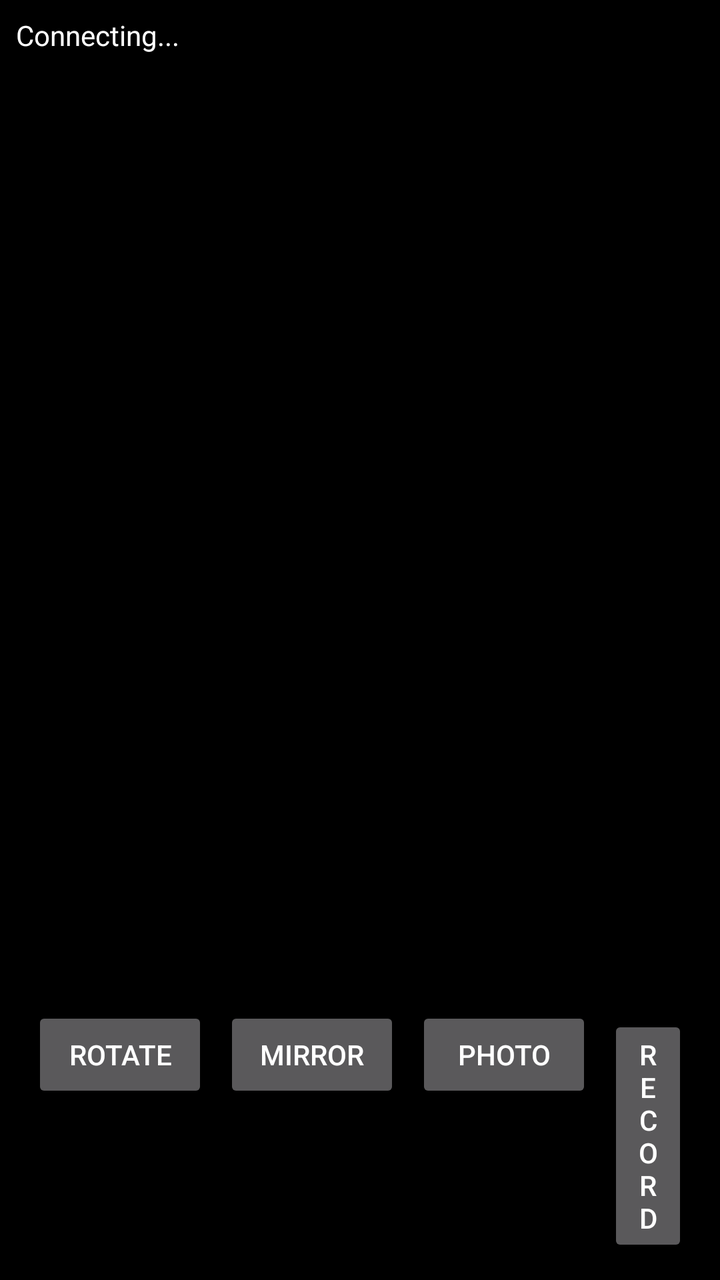
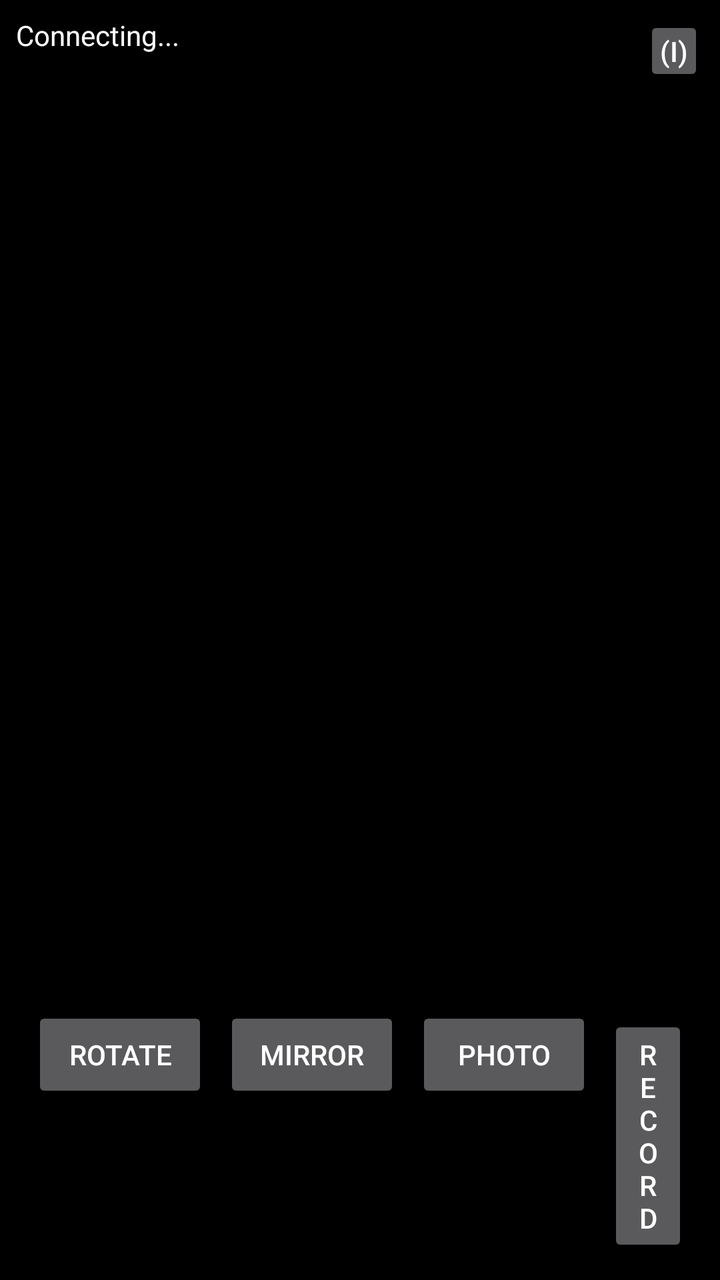

An Android layout rendered at two revisions. The XML below is the earlier revision; the diff shows what the commit changed to produce the second picture.
<!-- AndroidManifest.xml: application theme AppTheme -->
<!-- res/layout/activity_main.xml -->
<?xml version="1.0" encoding="utf-8"?>
<FrameLayout xmlns:android="http://schemas.android.com/apk/res/android"
    android:layout_width="match_parent"
    android:layout_height="match_parent"
    android:background="#000000">

    <ImageView
        android:id="@+id/previewImage"
        android:layout_width="match_parent"
        android:layout_height="match_parent"
        android:scaleType="fitCenter"
        android:contentDescription="Live preview" />

    <TextView
        android:id="@+id/statusText"
        android:layout_width="wrap_content"
        android:layout_height="wrap_content"
        android:layout_gravity="top|start"
        android:layout_margin="8dp"
        android:textColor="#FFFFFF"
        android:textSize="14sp"
        android:text="Connecting..." />

    <LinearLayout
        android:layout_width="wrap_content"
        android:layout_height="wrap_content"
        android:layout_gravity="bottom|end"
        android:layout_margin="16dp"
        android:orientation="horizontal">

        <Button
            android:id="@+id/btnRotate"
            android:layout_width="wrap_content"
            android:layout_height="wrap_content"
            android:layout_marginEnd="8dp"
            android:text="Rotate" />

        <Button
            android:id="@+id/btnMirror"
            android:layout_width="wrap_content"
            android:layout_height="wrap_content"
            android:layout_marginEnd="8dp"
            android:text="Mirror" />

        <Button
            android:id="@+id/btnPhoto"
            android:layout_width="wrap_content"
            android:layout_height="wrap_content"
            android:layout_marginEnd="8dp"
            android:text="Photo" />

        <Button
            android:id="@+id/btnRecord"
            android:layout_width="wrap_content"
            android:layout_height="wrap_content"
            android:text="Record" />
    </LinearLayout>
</FrameLayout>
<!-- resources referenced by this layout -->
<resources>
  <style name="AppTheme" parent="Theme.AppCompat.NoActionBar">
          <item name="android:windowFullscreen">true</item>
          <item name="android:windowBackground">@android:color/black</item>
      </style>
</resources>

<!-- the commit's change to res/layout/activity_main.xml (unified diff, before → after) -->
@@ -20,6 +20,17 @@
         android:textColor="#FFFFFF"
         android:textSize="14sp"
         android:text="Connecting..." />
+
+    <Button
+        android:id="@+id/btnInfo"
+        android:layout_width="wrap_content"
+        android:layout_height="wrap_content"
+        android:layout_gravity="top|end"
+        android:layout_margin="8dp"
+        android:minWidth="0dp"
+        android:minHeight="0dp"
+        android:padding="8dp"
+        android:text="(i)" />
 
     <LinearLayout
         android:layout_width="wrap_content"
